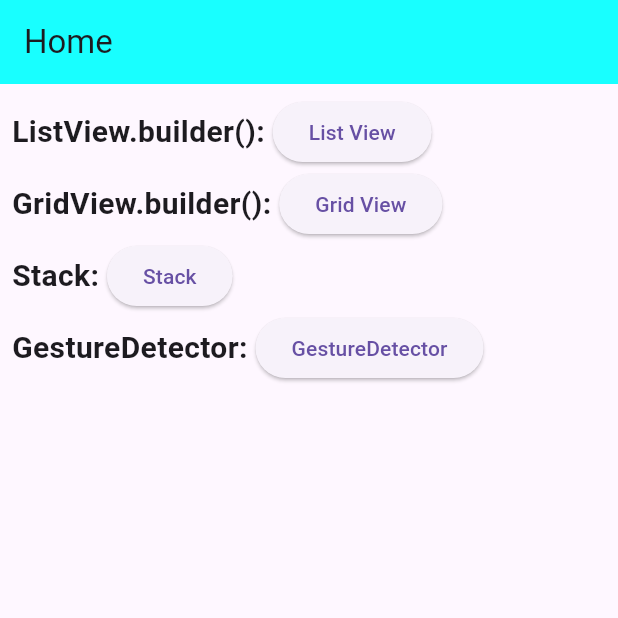
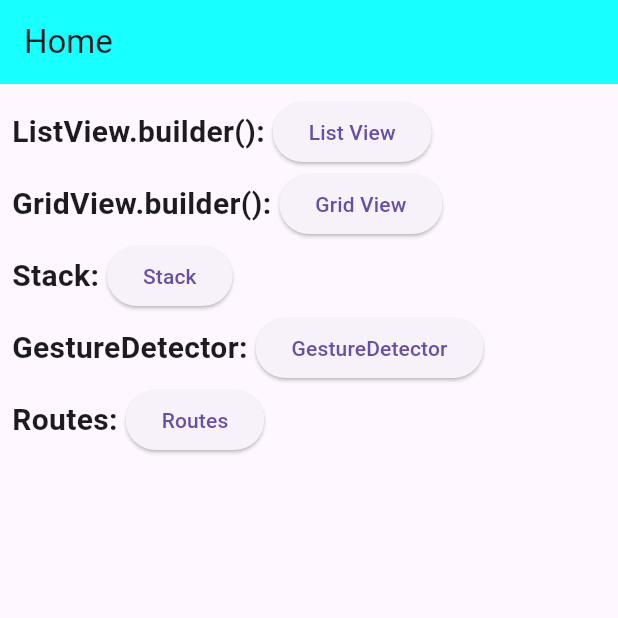
Before and after one commit to tejastidake-coditas/app_6, a Flutter app: the screen it shows after launch, on a phone screen of 412 x 824 dp, the top half of it. Run offline on Flutter 3.47's test engine with Material 3 defaults, Android fonts, the phone set to English and light mode, and no system bars.

Commit message:
Routes & Navigation Types

```diff
--- a/lib/main.dart
+++ b/lib/main.dart
@@ -1,3 +1,4 @@
+import 'package:app_6/pages/RoutesPage.dart';
 import 'package:app_6/pages/homePage.dart';
 import 'package:flutter/material.dart';
 
@@ -11,7 +12,11 @@ class MyApp extends StatelessWidget {
   @override
   Widget build(BuildContext context) {
     return MaterialApp(
+      debugShowCheckedModeBanner: false,
       home: homePage(),
+      routes: {
+        '/RoutesPage' : (context) => Routespage(),
+      },
     );
   }
 }
--- a/lib/pages/GesturePage.dart
+++ b/lib/pages/GesturePage.dart
@@ -1,8 +1,4 @@
 import 'package:flutter/material.dart';
-
-void main() {
-  runApp(GesturePage());
-}
 
 class GesturePage extends StatefulWidget {
   const GesturePage({super.key});
--- a/lib/pages/GridViewPage.dart
+++ b/lib/pages/GridViewPage.dart
@@ -1,8 +1,4 @@
 import 'package:flutter/material.dart';
-
-void main() {
-  runApp(GridViewPage());
-}
 
 class GridViewPage extends StatefulWidget {
   const GridViewPage({super.key});
--- a/lib/pages/ListViewPage.dart
+++ b/lib/pages/ListViewPage.dart
@@ -1,8 +1,4 @@
 import 'package:flutter/material.dart';
-
-void main() {
-  runApp(ListViewPage());
-}
 
 class ListViewPage extends StatefulWidget {
   const ListViewPage({super.key});
--- a/lib/pages/StackPage.dart
+++ b/lib/pages/StackPage.dart
@@ -1,8 +1,4 @@
 import 'package:flutter/material.dart';
-
-void main() {
-  runApp(StackPage());
-}
 
 class StackPage extends StatefulWidget {
   const StackPage({super.key});
--- a/lib/pages/homePage.dart
+++ b/lib/pages/homePage.dart
@@ -4,10 +4,7 @@ import 'GridViewPage.dart';
 import 'ListViewPage.dart';
 import 'StackPage.dart';
 import 'GesturePage.dart';
-
-void main() {
-  runApp(homePage());
-}
+import 'RoutesPage.dart';
 
 class homePage extends StatefulWidget {
   const homePage({super.key});
@@ -93,6 +90,21 @@ class _homePageState extends State<homePage> {
                       )
                     ],
                   ),
+                  Row(
+                    children: [
+                      Text(
+                        "Routes: ",
+                        style: TextStyle(
+                            fontWeight: FontWeight.bold, fontSize: 20),
+                      ),
+                      ElevatedButton(
+                        onPressed: () {
+                          Navigator.pushNamed(context, '/RoutesPage');
+                        },
+                        child: Text("Routes"),
+                      )
+                    ],
+                  ),
                 ]))));
   }
 }
```
Also changed, not shown: lib/pages/RoutesPage.dart (added, +52 -0 lines).
